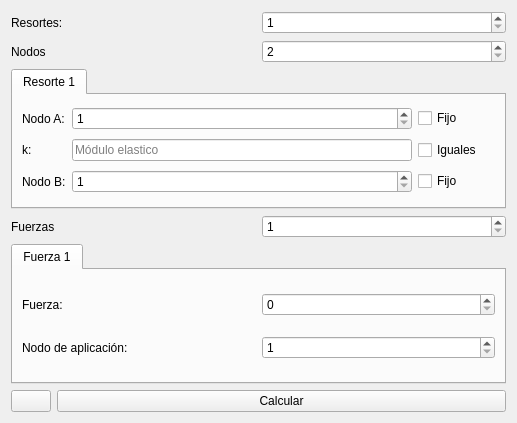
First picture: the form in app/form.ui, repository adnksharp/fem-springs, before the edit.
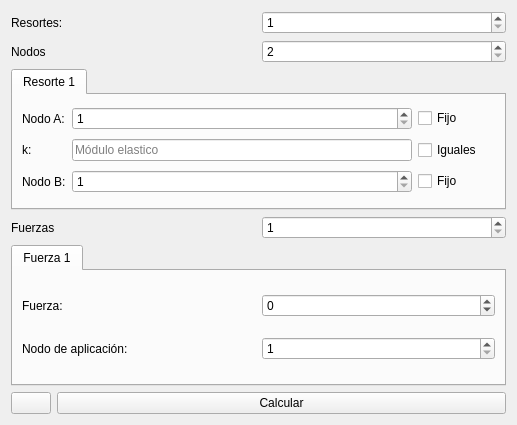
Second picture: the form after the edit. Icons and pictures are not drawn.

The edit to the form file:
```diff
--- a/app/form.ui
+++ b/app/form.ui
@@ -7,7 +7,7 @@
     <x>0</x>
     <y>0</y>
     <width>517</width>
-    <height>423</height>
+    <height>425</height>
    </rect>
   </property>
   <property name="windowTitle">
@@ -213,7 +213,7 @@
          <item row="0" column="1">
           <widget class="QSpinBox" name="force">
            <property name="minimum">
-            <number>0</number>
+            <number>-1000000000</number>
            </property>
            <property name="maximum">
             <number>1000000000</number>
```
